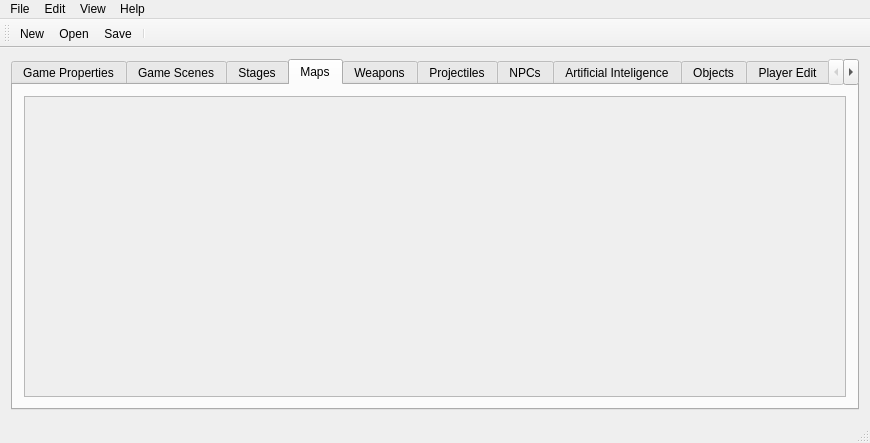
This is editor/mainwindow.ui in protoman/rockbot as Qt 5 draws it before an edit. The edited form follows.
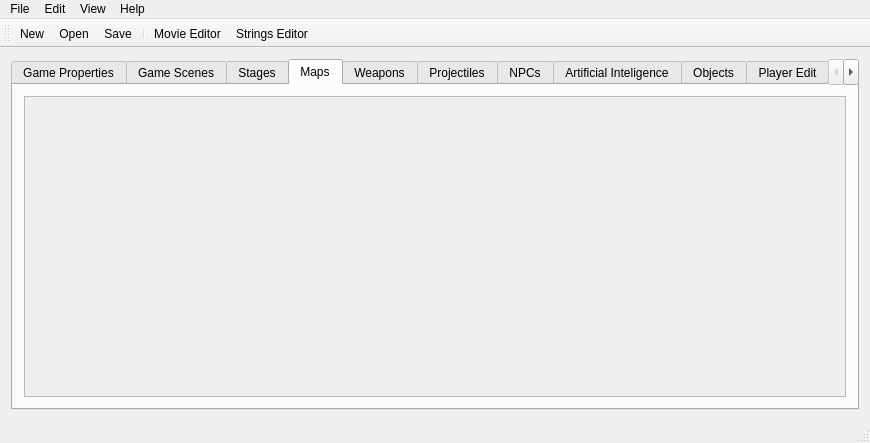
This is the edited form. The open tabs and pages were chosen to show the change. Icons and pictures are not drawn.

Commit message: - fixes in sceneviewer - fixes setting scenes names in movie editor - store GAMENAME variable so we can pass it as parameter to scenewsviewer when running it from editor - more default sets for files

The edit to the form file:
```diff
--- a/editor/mainwindow.ui
+++ b/editor/mainwindow.ui
@@ -317,6 +317,8 @@
    <addaction name="actionOpen"/>
    <addaction name="actionSave"/>
    <addaction name="separator"/>
+   <addaction name="actionMovie_Editor"/>
+   <addaction name="actionStrings_Editor"/>
   </widget>
   <widget class="QStatusBar" name="statusBar"/>
   <widget class="QMenuBar" name="menuBar">
@@ -529,6 +531,24 @@
     <string>Image Browser</string>
    </property>
   </action>
+  <action name="actionMovie_Editor">
+   <property name="icon">
+    <iconset resource="resources/icons/icons.qrc">
+     <normaloff>:/toolbar_icons/insert-image.png</normaloff>:/toolbar_icons/insert-image.png</iconset>
+   </property>
+   <property name="text">
+    <string>Movie Editor</string>
+   </property>
+  </action>
+  <action name="actionStrings_Editor">
+   <property name="icon">
+    <iconset resource="resources/icons/icons.qrc">
+     <normaloff>:/toolbar_icons/draw-text.png</normaloff>:/toolbar_icons/draw-text.png</iconset>
+   </property>
+   <property name="text">
+    <string>Strings Editor</string>
+   </property>
+  </action>
  </widget>
  <layoutdefault spacing="6" margin="11"/>
  <resources>
```
Left out of the diff: 28 changed lines with no effect on the pictures. The commit also changes 31 other files.
